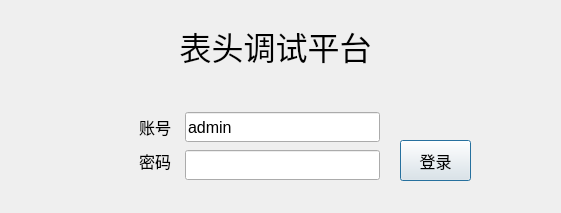
ChinaClever/ScalePoint, file IMM-CalibrateTool/IMM-CalibrateTool/setups/users/usrlanddlg.ui: the form before one commit.
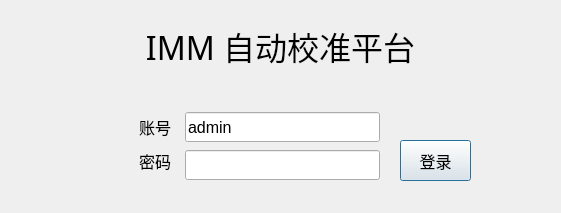
The form after the commit.

Commit message: 界面调整

Diff of the .ui file:
```diff
--- a/IMM-CalibrateTool/IMM-CalibrateTool/setups/users/usrlanddlg.ui
+++ b/IMM-CalibrateTool/IMM-CalibrateTool/setups/users/usrlanddlg.ui
@@ -162,7 +162,7 @@
     <rect>
      <x>0</x>
      <y>10</y>
-     <width>551</width>
+     <width>561</width>
      <height>71</height>
     </rect>
    </property>
@@ -178,7 +178,7 @@
     <string notr="true"/>
    </property>
    <property name="text">
-    <string>表头调试平台</string>
+    <string>IMM 自动校准平台</string>
    </property>
    <property name="alignment">
     <set>Qt::AlignCenter</set>
```
The commit also changes 7 other files.
